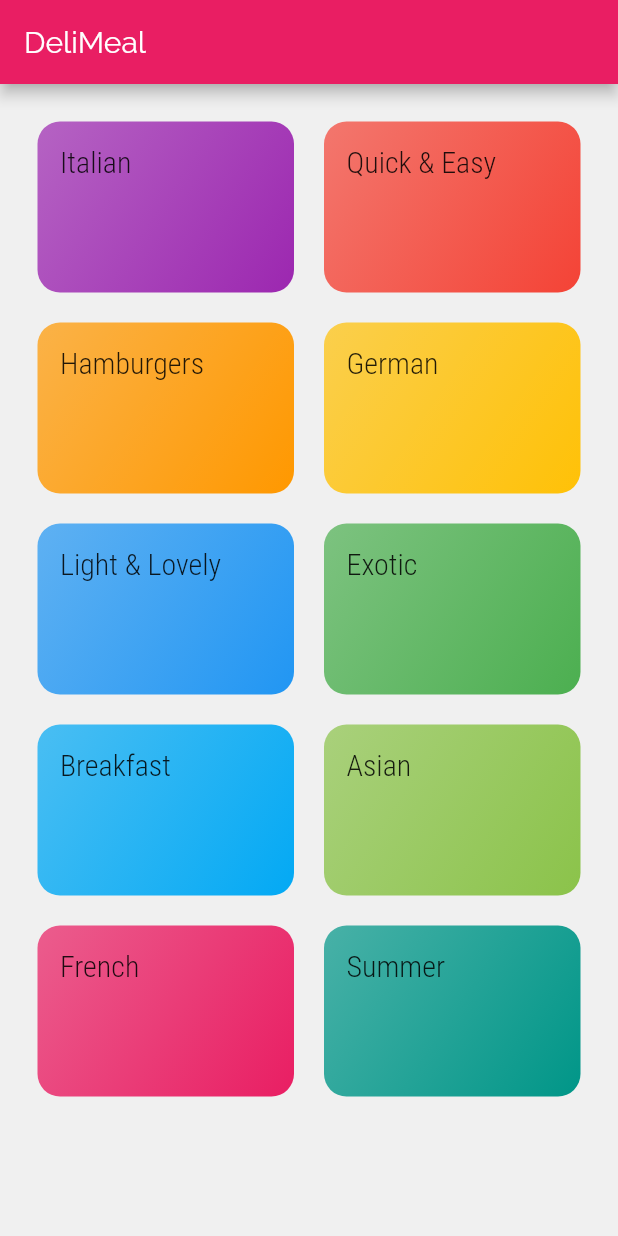
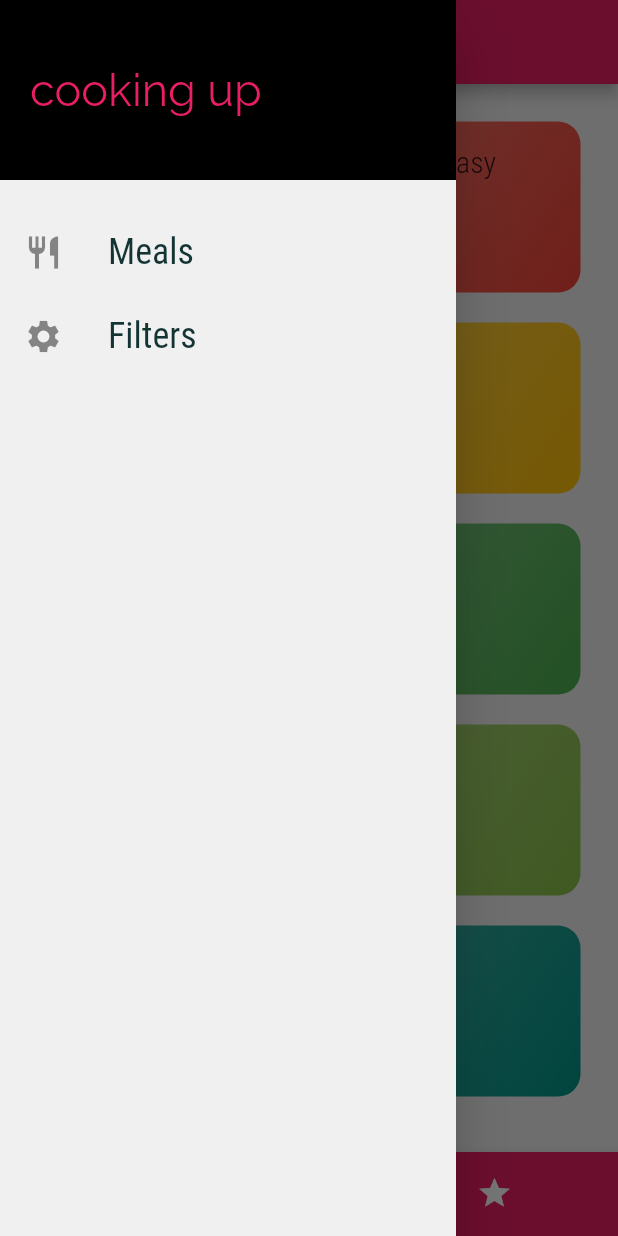
Before and after one commit to darkCavalier11/flutter-tut-3, a Flutter app: the screen it shows after launch, with the side drawer open (before the commit the screen has no drawer), on a phone screen of 412 x 824 dp. Run offline on Flutter 3.47's test engine with Material 2 defaults, Android fonts, the phone set to English and light mode, and no system bars.

Commit message:
added a drawer

```diff
--- a/lib/main.dart
+++ b/lib/main.dart
@@ -1,4 +1,6 @@
 import 'package:flutter/material.dart';
+import 'package:flutter_complete_guide/screens/meal_detail_screen.dart';
+import 'package:flutter_complete_guide/screens/tabs_screen.dart';
 import 'screens/category_meals_screen.dart';
 
 import 'screens/categories_screen.dart';
@@ -33,8 +35,23 @@ class MyApp extends StatelessWidget {
       // route
       initialRoute: '/',
       routes: {
-        '/': (ctx) => CategoriesScreen(),
+        '/': (ctx) => TabsScreen(),
         CategoryMealsScreen.routeName: (ctx) => CategoryMealsScreen(),
+        MealDetailScreen.routeName: (ctx) => MealDetailScreen(),
+      },
+      // *when going to a route that is not registered
+      // *in router Map below function executed
+      onGenerateRoute: (settings) {
+        print(settings.arguments);
+        // *build the home screen when unknown path
+        // *is visited
+        return MaterialPageRoute(builder: (ctx) => CategoriesScreen());
+      },
+
+      // *when nothing in routes match or onGenerateRoute
+      // *is not exist below runs
+      onUnknownRoute: (settings) {
+        return MaterialPageRoute(builder: (ctx) => CategoriesScreen());
       },
     );
   }
--- a/lib/screens/categories_screen.dart
+++ b/lib/screens/categories_screen.dart
@@ -7,12 +7,6 @@ class CategoriesScreen extends StatelessWidget {
   @override
   Widget build(BuildContext context) {
     return Scaffold(
-      appBar: AppBar(
-        title: const Text(
-          'DeliMeal',
-          style: TextStyle(fontFamily: 'Raleway'),
-        ),
-      ),
       body: GridView(
         padding: const EdgeInsets.all(25),
         children: DUMMY_CATEGORIES
--- a/lib/screens/category_meals_screen.dart
+++ b/lib/screens/category_meals_screen.dart
@@ -28,6 +28,7 @@ class CategoryMealsScreen extends StatelessWidget {
           itemBuilder: (ctx, index) {
             final meal = categoryMeals[index];
             return MealItem(
+                id: meal.id,
                 title: meal.title,
                 imageUrl: meal.imageUrl,
                 duration: meal.duration,
--- /dev/null
+++ b/lib/screens/tabs_screen.dart
@@ -0,0 +1,64 @@
+import 'package:flutter/material.dart';
+import 'package:flutter_complete_guide/screens/categories_screen.dart';
+import 'package:flutter_complete_guide/screens/favorites_screen.dart';
+import 'package:flutter_complete_guide/widgets/main_drawer.dart';
+
+class TabsScreen extends StatefulWidget {
+  @override
+  _TabsScreenState createState() => _TabsScreenState();
+}
+
+class _TabsScreenState extends State<TabsScreen> {
+  final List<Map<String, Object>> _pages = [
+    {
+      'page': CategoriesScreen(),
+      'title': 'Categories',
+    },
+    {
+      'page': FavoritesScreen(),
+      'title': 'Favorites',
+    }
+  ];
+
+  int _selectedPageIndex = 0;
+
+  void _selectPage(int index) {
+    setState(() {
+      _selectedPageIndex = index;
+    });
+  }
+
+  @override
+  Widget build(BuildContext context) {
+    //* a top tab to navigate between pages
+    return Scaffold(
+      appBar: AppBar(
+        title: Text(_pages[_selectedPageIndex]['title']),
+      ),
+      drawer: MainDrawer(),
+      // *this get loaded based on tab
+      // *tab1 load children1 and so on
+      body: _pages[_selectedPageIndex]['page'],
+      bottomNavigationBar: BottomNavigationBar(
+        onTap: _selectPage,
+        backgroundColor: Theme.of(context).primaryColor,
+        unselectedItemColor: Colors.white,
+        selectedItemColor: Theme.of(context).accentColor,
+        currentIndex: _selectedPageIndex,
+        type: BottomNavigationBarType.shifting,
+        items: [
+          BottomNavigationBarItem(
+            backgroundColor: Theme.of(context).primaryColor,
+            icon: Icon(Icons.category),
+            title: Text('Category'),
+          ),
+          BottomNavigationBarItem(
+            backgroundColor: Theme.of(context).primaryColor,
+            icon: Icon(Icons.star),
+            title: Text('Favorites'),
+          ),
+        ],
+      ),
+    );
+  }
+}
--- /dev/null
+++ b/lib/widgets/main_drawer.dart
@@ -0,0 +1,52 @@
+import 'package:flutter/material.dart';
+
+class MainDrawer extends StatelessWidget {
+  Widget buildListTile(String title, IconData icon) {
+    return ListTile(
+      leading: Icon(
+        icon,
+        size: 26,
+      ),
+      title: Text(
+        title,
+        style: TextStyle(fontFamily: 'RobotoCondensed', fontSize: 24),
+      ),
+      onTap: null,
+    );
+  }
+
+  @override
+  Widget build(BuildContext context) {
+    return Drawer(
+      child: Column(
+        children: [
+          Container(
+            height: 120,
+            width: double.infinity,
+            padding: EdgeInsets.all(20),
+            color: Theme.of(context).accentColor,
+            alignment: Alignment.centerLeft,
+            child: Text(
+              'cooking up',
+              style: TextStyle(
+                  fontWeight: FontWeight.w400,
+                  fontSize: 30,
+                  color: Theme.of(context).primaryColor),
+            ),
+          ),
+          SizedBox(
+            height: 20,
+          ),
+          buildListTile(
+            'Meals',
+            Icons.restaurant,
+          ),
+          buildListTile(
+            'Filters',
+            Icons.settings,
+          ),
+        ],
+      ),
+    );
+  }
+}
```
Also changed, not shown: lib/screens/favorites_screen.dart (added, +8 -0 lines), lib/screens/meal_detail_screen.dart (added, +88 -0 lines), lib/widgets/meal_item.dart (+97 -4 lines).
